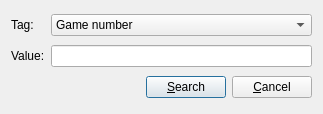
The window that src/gui/quicksearch.ui (madnight/chessx) describes before a commit, drawn with Qt 5.
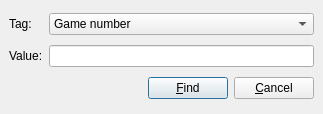
The same window after the commit.

```diff
--- a/src/gui/quicksearch.ui
+++ b/src/gui/quicksearch.ui
@@ -13,6 +13,12 @@
    <string>Quick Tag Search</string>
   </property>
   <layout class="QGridLayout" >
+   <property name="margin" >
+    <number>9</number>
+   </property>
+   <property name="spacing" >
+    <number>6</number>
+   </property>
    <item row="0" column="0" >
     <widget class="QLabel" name="label" >
      <property name="text" >
@@ -86,6 +92,12 @@
    </item>
    <item row="2" column="0" colspan="2" >
     <layout class="QHBoxLayout" >
+     <property name="margin" >
+      <number>0</number>
+     </property>
+     <property name="spacing" >
+      <number>6</number>
+     </property>
      <item>
       <spacer>
        <property name="orientation" >
@@ -102,7 +114,7 @@
      <item>
       <widget class="QPushButton" name="okButton" >
        <property name="text" >
-        <string>&amp;Search</string>
+        <string>&amp;Find</string>
        </property>
        <property name="default" >
         <bool>true</bool>
```
